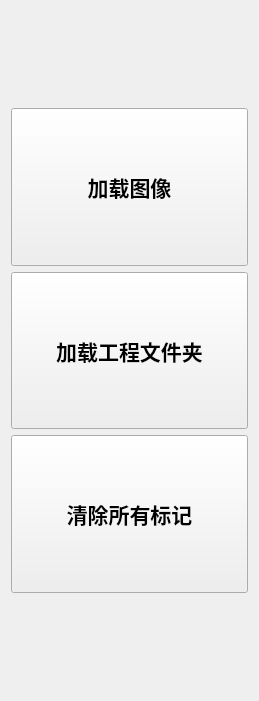
kadoyatsukasa/deep_learning_marker, file deep_learning_marker/ui/widgets/OptionsButtonBar.ui: the form before one commit.
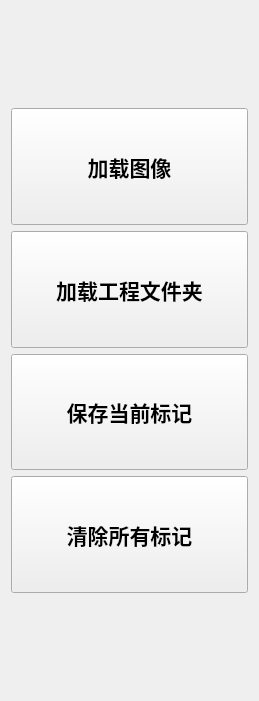
The form after the commit.

Diff of the .ui file:
```diff
--- a/deep_learning_marker/ui/widgets/OptionsButtonBar.ui
+++ b/deep_learning_marker/ui/widgets/OptionsButtonBar.ui
@@ -69,6 +69,19 @@
        </property>
       </widget>
      </item>
+     <item>
+      <widget class="QPushButton" name="btnSaveMarks">
+       <property name="sizePolicy">
+        <sizepolicy hsizetype="Minimum" vsizetype="Preferred">
+         <horstretch>0</horstretch>
+         <verstretch>0</verstretch>
+        </sizepolicy>
+       </property>
+       <property name="text">
+        <string>保存当前标记</string>
+       </property>
+      </widget>
+     </item>
      <item>
       <widget class="QPushButton" name="btnClearAll">
        <property name="sizePolicy">
```
